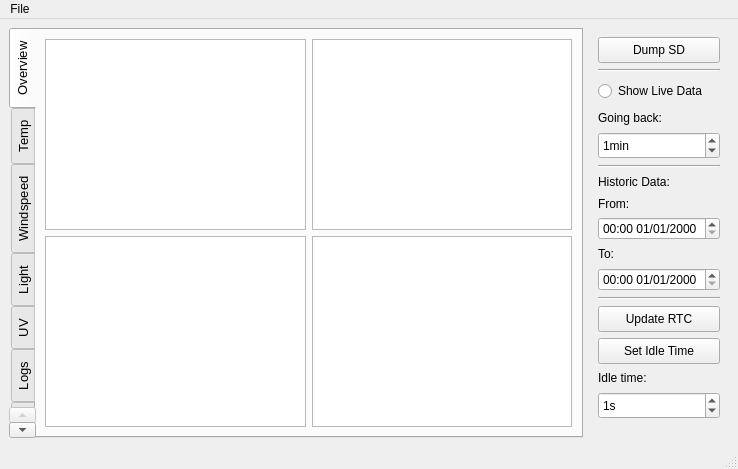
Above: gui/frontend/ui/main_window.ui from Gregox273/Weather-Station before the change. Below: the same form after it.
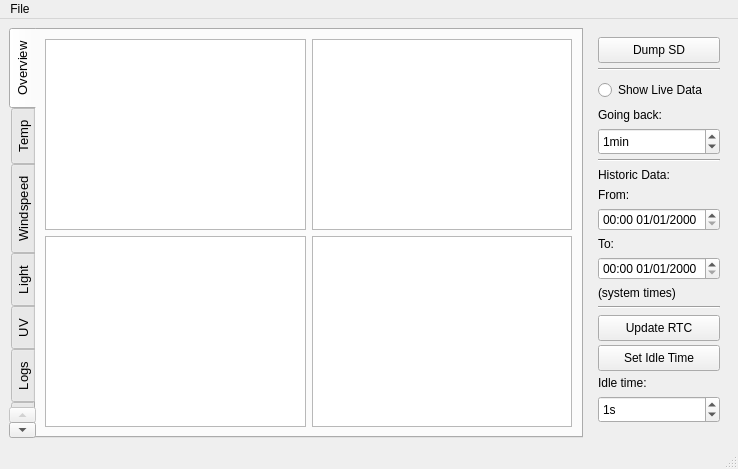
That is the form after the change. Custom widgets are drawn as their Qt base class.

The edit to the form file:
```diff
--- a/gui/frontend/ui/main_window.ui
+++ b/gui/frontend/ui/main_window.ui
@@ -149,6 +149,18 @@
          </property>
         </widget>
        </item>
+       <item>
+        <widget class="QLabel" name="labelHistoricTo_2">
+         <property name="font">
+          <font>
+           <pointsize>9</pointsize>
+          </font>
+         </property>
+         <property name="text">
+          <string>(system times)</string>
+         </property>
+        </widget>
+       </item>
        <item>
         <widget class="Line" name="line_2">
          <property name="orientation">
```
